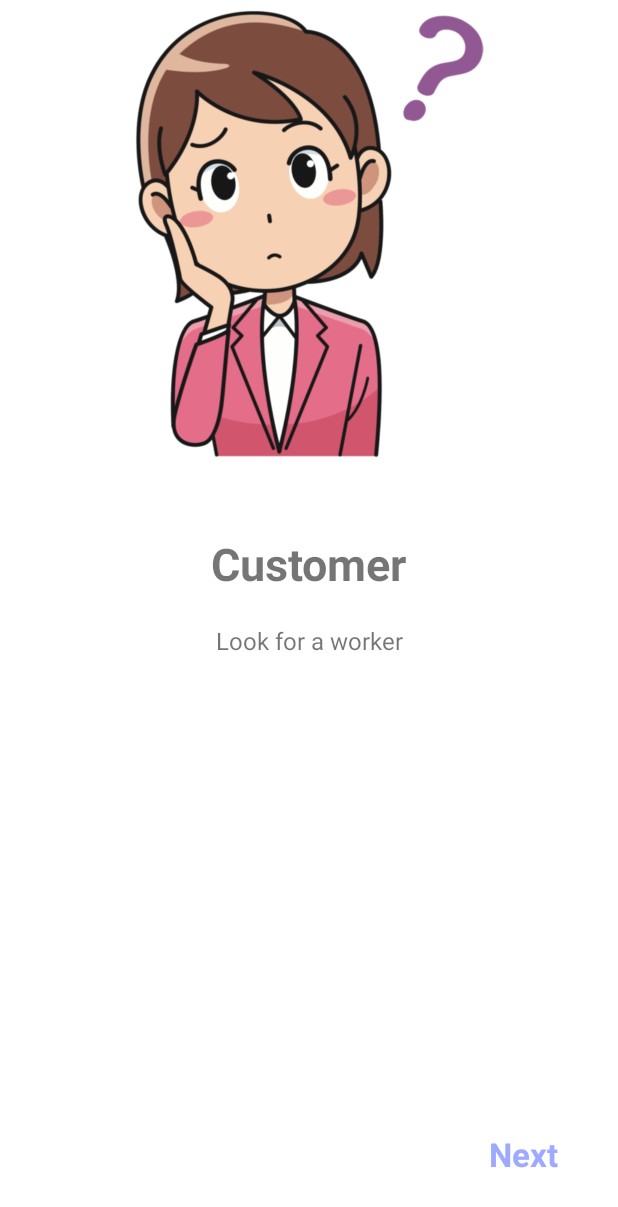
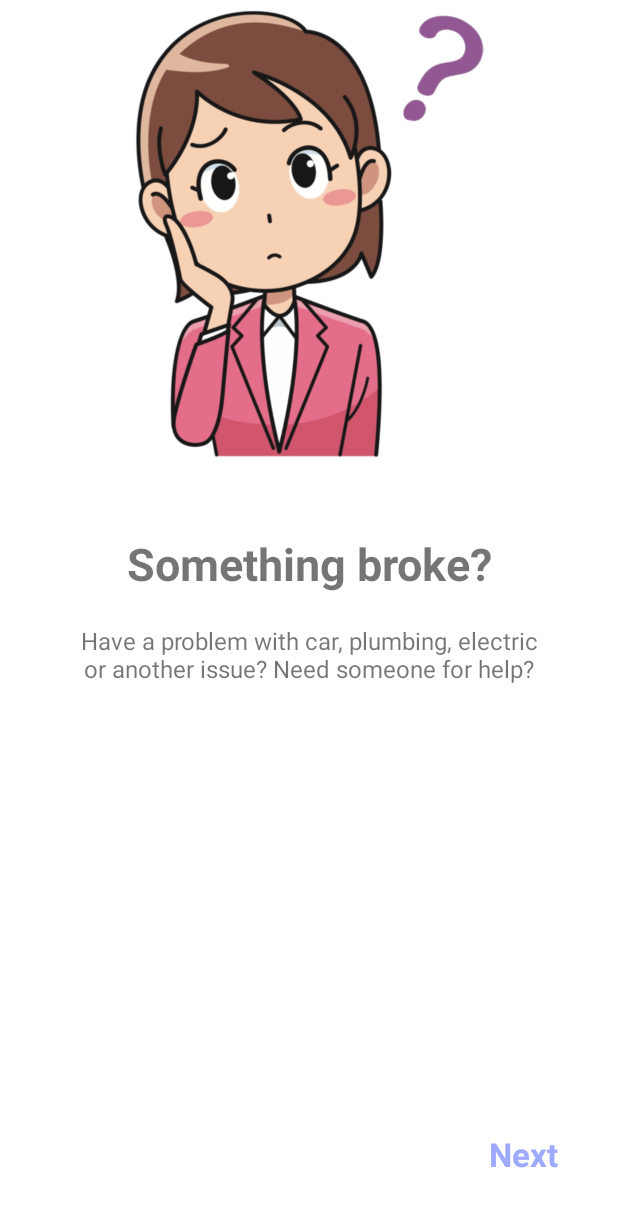
Before and after one commit to Harnet69/Fix-It, an Android app: the layout customer_screen.xml on its own in the app's theme, with its tools: preview values and no code run, on a phone screen of 412 x 824 dp. Shown: the top 1207 px of the screen. Run offline under Robolectric (Android 15) with nearby library versions, the phone set to English and light mode, and no system bars.

Commit message:
Changed onboarding text

```diff
--- a/app/src/main/java/com/harnet/fixit/view/onboarding/ViewPagerFragment.kt
+++ b/app/src/main/java/com/harnet/fixit/view/onboarding/ViewPagerFragment.kt
@@ -20,9 +20,9 @@ class ViewPagerFragment : Fragment() {
         dataBinding = DataBindingUtil.inflate(inflater, R.layout.view_pager, container, false)
 
         val fragmentList = arrayListOf<Fragment>(
-            AboutScreen(),
             CustomerScreen(),
-            ExecutorScreen()
+            ExecutorScreen(),
+            AboutScreen()
         )
 
         val adapter = ViewPagerAdapter(
--- a/app/src/main/res/layout/about_screen.xml
+++ b/app/src/main/res/layout/about_screen.xml
@@ -26,7 +26,7 @@
             android:layout_width="wrap_content"
             android:layout_height="wrap_content"
             android:layout_marginTop="50dp"
-            android:text="About the app"
+            android:text="Fix it"
             android:textSize="30sp"
             android:textStyle="bold" />
 
@@ -41,7 +41,7 @@
             android:layout_marginTop="20dp"
             android:layout_marginEnd="50dp"
             android:gravity="center"
-            android:text="App description"
+            android:text="Application for connection customers and executors of any work"
             android:textSize="16sp" />
 
         <TextView
--- a/app/src/main/res/layout/customer_screen.xml
+++ b/app/src/main/res/layout/customer_screen.xml
@@ -27,7 +27,7 @@
             android:layout_width="wrap_content"
             android:layout_height="wrap_content"
             android:layout_marginTop="50dp"
-            android:text="Customer"
+            android:text="Something broke?"
             android:textSize="30sp"
             android:textStyle="bold" />
 
@@ -42,7 +42,7 @@
             android:layout_marginTop="20dp"
             android:layout_marginEnd="50dp"
             android:gravity="center"
-            android:text="Look for a worker"
+            android:text="Have a problem with car, plumbing, electric or another issue? Need someone for help?"
             android:textSize="16sp" />
 
         <TextView
--- a/app/src/main/res/layout/executor_screen.xml
+++ b/app/src/main/res/layout/executor_screen.xml
@@ -26,7 +26,7 @@
             android:layout_width="wrap_content"
             android:layout_height="wrap_content"
             android:layout_marginTop="50dp"
-            android:text="Executor screen"
+            android:text="Are you a handyman?"
             android:textSize="30sp"
             android:textStyle="bold" />
 
@@ -41,7 +41,7 @@
             android:layout_marginTop="20dp"
             android:layout_marginEnd="50dp"
             android:gravity="center"
-            android:text="Description"
+            android:text="Can fix almost anything? Have some free from work time?"
             android:textSize="16sp" />
 
         <TextView
```
